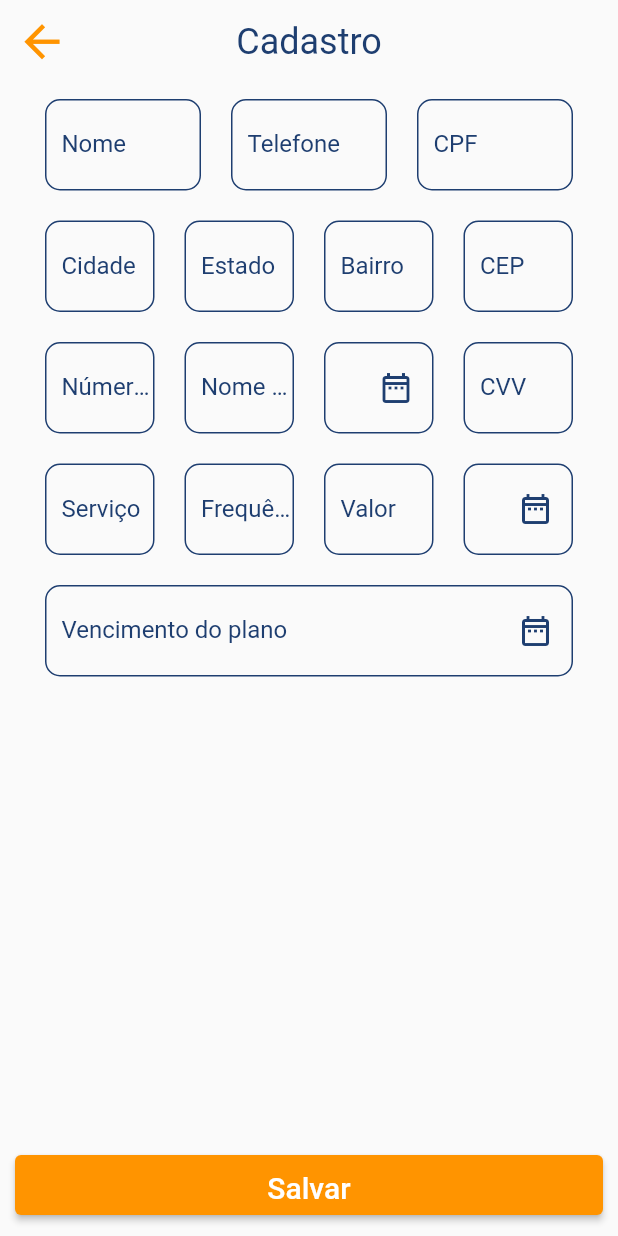
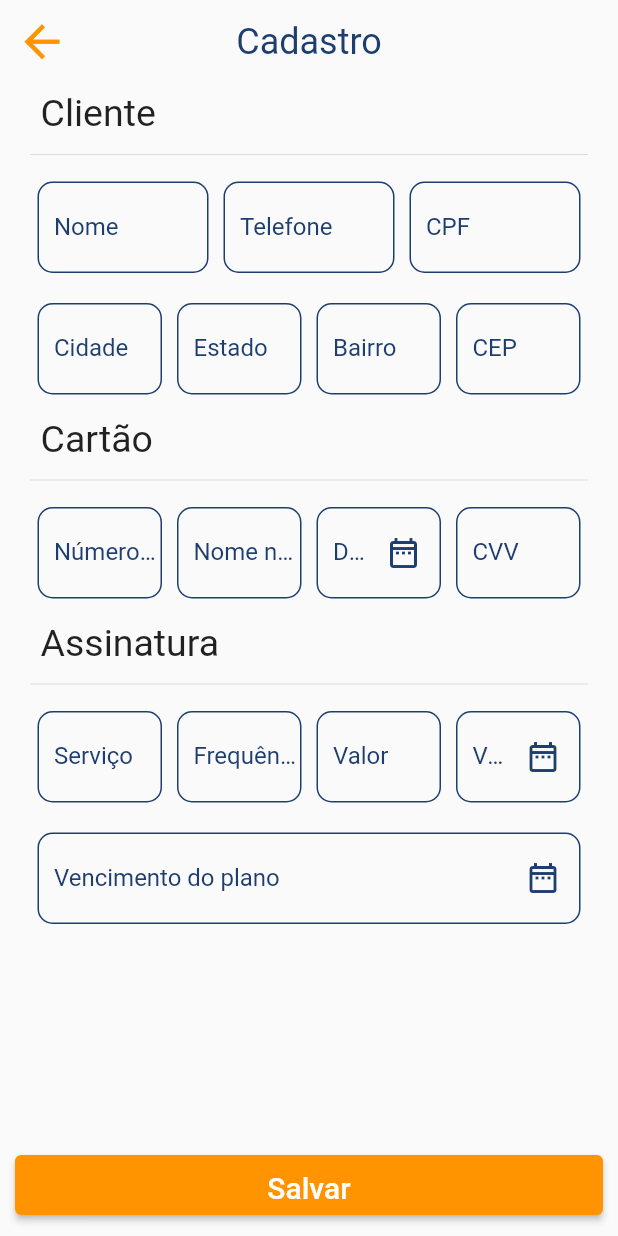
Before and after one commit to pay2me/Pay2Me, a Flutter app: the CreatePayerPage screen opened by its route, on a phone screen of 412 x 824 dp. Run offline on Flutter 3.47's test engine with Material 2 defaults, Android fonts, the phone set to English and light mode, and no system bars; our stand-ins replace dio, firebase_auth, firebase_core, fl_chart, flutter_mobx, mask_text_input_formatter and 2 more; accounts and stored records are empty; generated files the repository leaves out were written again; statements that could not run were skipped.

Commit message:
Ajuste na tela de criação de payer

```diff
--- a/lib/domain/models/mapper/set_payer_mapper.dart
+++ b/lib/domain/models/mapper/set_payer_mapper.dart
@@ -18,6 +18,7 @@ class SetPayerMapper {
     this.payerCpf,
     this.payerCnpj,
     this.payerAddress,
+    this.payerService,
     this.payerCard,
   });
 
@@ -27,7 +28,9 @@ class SetPayerMapper {
     payerPhone = json['payerPhone'];
     payerCpf = json['payerCpf'];
     payerCnpj = json['payerCnpj'];
+    payerCard = SetCardMapper.MapFromJson(json['payerCard']);
     payerAddress = SetAddressMapper.MapFromJson(json['payerAddress']);
+    payerService = SetServiceMapper.MapFromJson(json['payerService']);
     payerCard = SetCardMapper.MapFromJson(json['payerCard']);
   }
 
--- a/lib/ui/modules/payer/pages/create_payer_page.dart
+++ b/lib/ui/modules/payer/pages/create_payer_page.dart
@@ -1,6 +1,7 @@
 import 'package:flutter/material.dart';
 import 'package:flutter_mobx/flutter_mobx.dart';
 import 'package:pay_2_me/ui/modules/payer/export_payer.dart';
+import 'package:pay_2_me/ui/shared/functions/dateUtility.dart';
 import 'package:pay_2_me/ui/shared/widgets/fields/custom_datePicker_field.dart';
 import 'package:pay_2_me/ui/shared/widgets/fields/custom_textFormField_container_field.dart';
 import 'package:pay_2_me/ui/shared/widgets/scaffolds/custom_form_scaffold.dart';
@@ -39,7 +40,18 @@ class CreatePayerPage extends StatelessWidget {
               ),
             ),
         form: Column(
+          crossAxisAlignment: CrossAxisAlignment.start,
           children: [
+            const Padding(
+              padding: EdgeInsets.symmetric(horizontal: 7, vertical: 5),
+              child: Text(
+                "Cliente",
+                style: TextStyle(
+                  fontSize: 25,
+                ),
+              ),
+            ),
+            const Divider(),
             Row(
               children: [
                 Expanded(
@@ -121,6 +133,16 @@ class CreatePayerPage extends StatelessWidget {
                 ),
               ],
             ),
+            const Padding(
+              padding: EdgeInsets.symmetric(horizontal: 7, vertical: 5),
+              child: Text(
+                "Cartão",
+                style: TextStyle(
+                  fontSize: 25,
+                ),
+              ),
+            ),
+            const Divider(),
             Row(
               children: [
                 Expanded(
@@ -130,7 +152,7 @@ class CreatePayerPage extends StatelessWidget {
                     isWrong: !(store.validityOfFields["Número do cartão"] ?? true),
                     onTap: () => store.validityOfFields["Número do cartão"] = true,
                     onChanged: (value) => store.validityOfFields["Número do cartão"] = true,
-                    onSaved: (value) => store.payerToForm.payerAddress!.addressCity = value,
+                    onSaved: (value) => store.payerToForm.payerCard!.cardNumber = value,
                     validator: (value) => store.fieldValidator(context, "Número do cartão", value, false),
                   ),
                 ),
@@ -140,7 +162,7 @@ class CreatePayerPage extends StatelessWidget {
                     isWrong: !(store.validityOfFields["Nome no cartão"] ?? true),
                     onTap: () => store.validityOfFields["Nome no cartão"] = true,
                     onChanged: (value) => store.validityOfFields["Nome no cartão"] = true,
-                    onSaved: (value) => store.payerToForm.payerAddress!.addressState = value,
+                    onSaved: (value) => store.payerToForm.payerCard!.cardPrintedName = value,
                     validator: (value) => store.fieldValidator(context, "Nome no cartão", value, false),
                   ),
                 ),
@@ -152,7 +174,7 @@ class CreatePayerPage extends StatelessWidget {
                     isWrong: !(store.validityOfFields["Data de vencimento"] ?? true),
                     onTap: () => store.validityOfFields["Data de vencimento"] = true,
                     onChanged: (value) => store.validityOfFields["Data de vencimento"] = true,
-                    onSaved: (value) => store.payerToForm.payerAddress!.addressNeighborhood = value,
+                    onSaved: (value) => store.payerToForm.payerCard!.cardExpiryDate = DateUtility().adjustmentDateString(value),
                     validator: (value) => store.fieldValidator(context, "Data de vencimento", value, false),
                   ),
                 ),
@@ -163,12 +185,22 @@ class CreatePayerPage extends StatelessWidget {
                     isWrong: !(store.validityOfFields["CVV"] ?? true),
                     onTap: () => store.validityOfFields["CVV"] = true,
                     onChanged: (value) => store.validityOfFields["CVV"] = true,
-                    onSaved: (value) => store.payerToForm.payerAddress!.addressCEP = value,
+                    onSaved: (value) => store.payerToForm.payerCard!.cardCvv = value,
                     validator: (value) => store.fieldValidator(context, "CVV", value, false),
                   ),
                 ),
               ],
             ),
+            const Padding(
+              padding: EdgeInsets.symmetric(horizontal: 7, vertical: 5),
+              child: Text(
+                "Assinatura",
+                style: TextStyle(
+                  fontSize: 25,
+                ),
+              ),
+            ),
+            const Divider(),
             Row(
               children: [
                 Expanded(
@@ -177,7 +209,7 @@ class CreatePayerPage extends StatelessWidget {
                     isWrong: !(store.validityOfFields["Serviço"] ?? true),
                     onTap: () => store.validityOfFields["Serviço"] = true,
                     onChanged: (value) => store.validityOfFields["Serviço"] = true,
-                    onSaved: (value) => store.payerToForm.payerAddress!.addressCity = value,
+                    onSaved: (value) => store.payerToForm.payerService!.serviceName = value,
                     validator: (value) => store.fieldValidator(context, "Serviço", value, false),
                   ),
                 ),
@@ -187,7 +219,7 @@ class CreatePayerPage extends StatelessWidget {
                     isWrong: !(store.validityOfFields["Frequência de pagamento"] ?? true),
                     onTap: () => store.validityOfFields["Frequência de pagamento"] = true,
                     onChanged: (value) => store.validityOfFields["Frequência de pagamento"] = true,
-                    onSaved: (value) => store.payerToForm.payerAddress!.addressState = value,
+                    onSaved: (value) => store.payerToForm.payerService!.serviceFrequency = value,
                     validator: (value) => store.fieldValidator(context, "Frequência de pagamento", value, false),
                   ),
                 ),
@@ -197,7 +229,7 @@ class CreatePayerPage extends StatelessWidget {
                     isWrong: !(store.validityOfFields["Valor"] ?? true),
                     onTap: () => store.validityOfFields["Valor"] = true,
                     onChanged: (value) => store.validityOfFields["Valor"] = true,
-                    onSaved: (value) => store.payerToForm.payerAddress!.addressNeighborhood = value,
+                    onSaved: (value) => store.payerToForm.payerService!.serviceValue = value,
                     validator: (value) => store.fieldValidator(context, "Valor", value, false),
                   ),
                 ),
@@ -209,7 +241,7 @@ class CreatePayerPage extends StatelessWidget {
                     isWrong: !(store.validityOfFields["Vencimento"] ?? true),
                     onTap: () => store.validityOfFields["Vencimento"] = true,
                     onChanged: (value) => store.validityOfFields["Vencimento"] = true,
-                    onSaved: (value) => store.payerToForm.payerAddress!.addressCEP = value,
+                    onSaved: (value) => store.payerToForm.payerService!.serviceSubscriptionExpirationDate = DateUtility().adjustmentDateString(value),
                     validator: (value) => store.fieldValidator(context, "Vencimento", value, false),
                   ),
                 ),
@@ -225,7 +257,7 @@ class CreatePayerPage extends StatelessWidget {
                     isWrong: !(store.validityOfFields["Vencimento do plano"] ?? true),
                     onTap: () => store.validityOfFields["Vencimento do plano"] = true,
                     onChanged: (value) => store.validityOfFields["Vencimento do plano"] = true,
-                    onSaved: (value) => store.payerToForm.payerAddress!.addressCity = value,
+                    onSaved: (value) => store.payerToForm.payerService!.serviceExpirationPlanDate = DateUtility().adjustmentDateString(value),
                     validator: (value) => store.fieldValidator(context, "Vencimento do plano", value, false),
                   ),
                 ),
--- a/lib/ui/modules/payer/stores/create_payer.store.dart
+++ b/lib/ui/modules/payer/stores/create_payer.store.dart
@@ -1,8 +1,8 @@
 import 'package:flutter/material.dart';
 import 'package:mobx/mobx.dart';
 import 'package:pay_2_me/domain/models/export_models.dart';
+import 'package:pay_2_me/domain/models/mapper/set_service_mapper.dart';
 import 'package:provider/provider.dart';
-import 'package:pay_2_me/domain/models/mapper/set_payer_mapper.dart';
 import 'package:pay_2_me/ui/modules/payer/export_payer.dart';
 import 'package:pay_2_me/ui/shared/functions/formUtility.dart';
 
@@ -21,6 +21,7 @@ abstract class _CreatePayerStore with Store, ChangeNotifier {
   SetPayerMapper payerToForm = SetPayerMapper(
     payerAddress: SetAddressMapper(),
     payerCard: SetCardMapper(),
+    payerService: SetServiceMapper(),
   );
 
   Map<String, bool> validityOfFields = ObservableMap<String, bool>();
--- a/lib/ui/shared/widgets/fields/custom_datePicker_field.dart
+++ b/lib/ui/shared/widgets/fields/custom_datePicker_field.dart
@@ -56,7 +56,7 @@ class CustomDatePickerField extends StatelessWidget {
             lastDate: lastDate??DateTime.now(),
           ).then((pickedDate) {
             if(pickedDate == null) return;
-              controller.text = DateUtility().dateToString(pickedDate, format: "dd/MM/yyyy");
+              controller.text = DateUtility().dateToString(pickedDate, format: "dd/MM/yyyy")!;
               onChanged;
             },
           );
--- a/lib/ui/shared/widgets/fields/custom_textFormField_container_field.dart
+++ b/lib/ui/shared/widgets/fields/custom_textFormField_container_field.dart
@@ -54,7 +54,7 @@ class CustomTextFormContainerField extends StatelessWidget {
   @override
   Widget build(BuildContext context) {
     return Padding(
-      padding: const EdgeInsets.symmetric(vertical: 10, horizontal: 10),
+      padding: const EdgeInsets.symmetric(vertical: 10, horizontal: 5),
       child: Container(
         decoration: BoxDecoration(
           border: Border.all(
```
Also changed, not shown: lib/domain/models/mapper/set_card_mapper.dart (+8 -12 lines), lib/domain/models/mapper/set_service_mapper.dart (+8 -8 lines), lib/ui/shared/functions/dateUtility.dart (+5 -3 lines), 1 other file.
